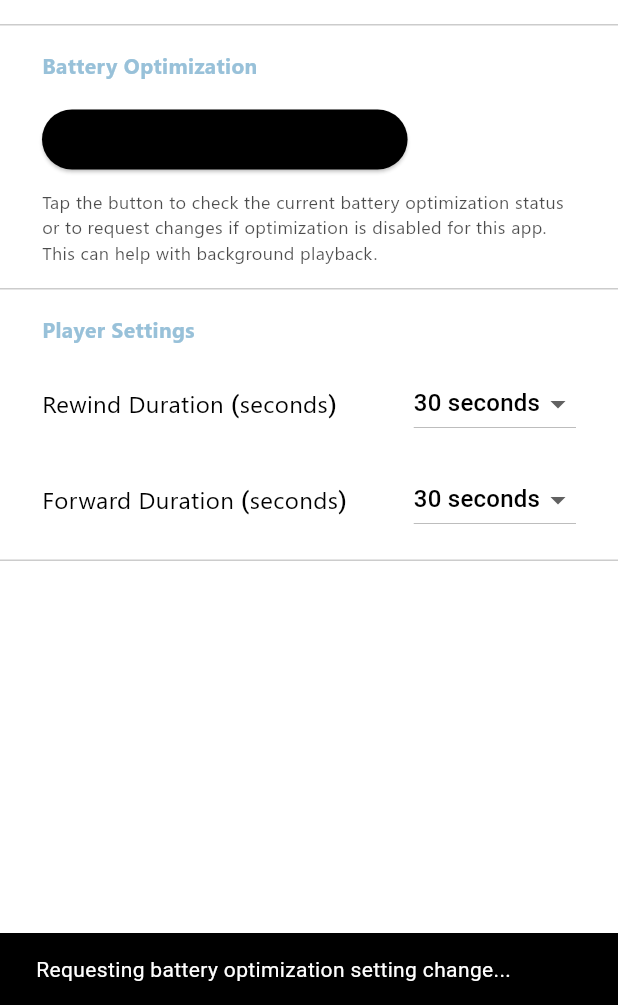
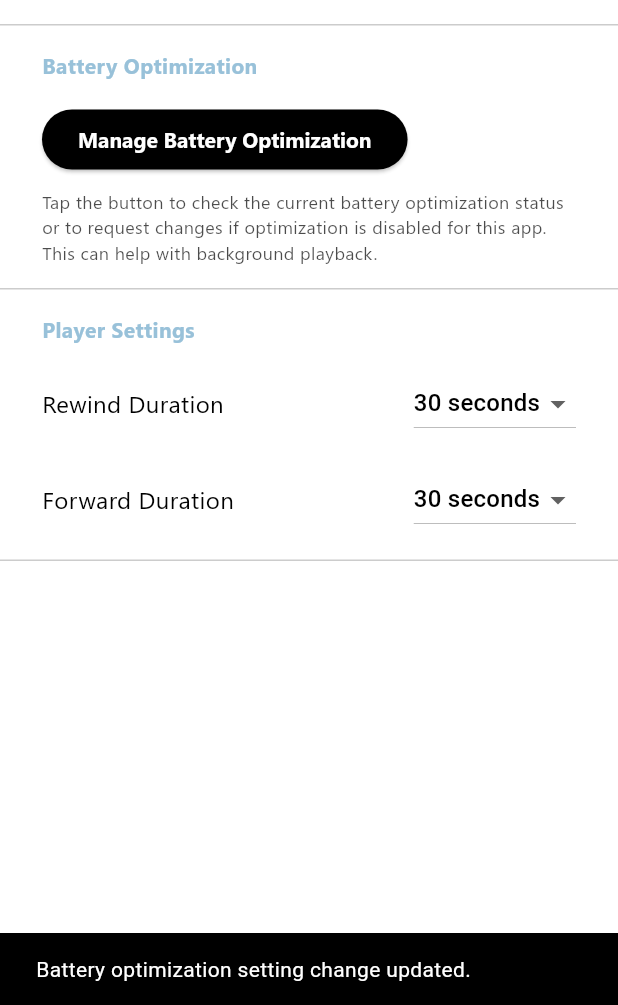
Before and after one commit to srihariash999/podboi_app, a Flutter app: the SettingsPage screen opened directly, after a tap on "Manage Battery Optimization", on a phone screen of 412 x 824 dp, the part 231-1236 px from its top. Run offline on Flutter 3.47's test engine with Material 3 defaults, Android fonts, the phone set to English and light mode, and no system bars; our stand-ins replace audio_service, cached_network_image, feather_icons, flutter_html, flutter_riverpod, flutter_slidable and 7 more; missing offline and left inert: audio_session, battery_optimizer, podcast_search; accounts and stored records are empty; statements that could not run were skipped.

```diff
--- a/lib/UI/settings_page.dart
+++ b/lib/UI/settings_page.dart
@@ -103,39 +103,34 @@ class SettingsPage extends StatelessWidget {
                 const SizedBox(height: 16.0),
                 ElevatedButton(
                   onPressed: () async {
-                    // Ensure context is valid and mounted if this page can be quickly disposed.
                     if (!Navigator.of(context).mounted) return;
 
                     try {
-                      bool isOptimized = await BatteryOptimizer.isBatteryOptimizationEnabled();
+                      BatteryOptimizer.requestDisableBatteryOptimization();
 
-                      if (!Navigator.of(context).mounted) return; // Check again after await
-
-                      if (isOptimized) {
                       ScaffoldMessenger.of(context).showSnackBar(
-                          SnackBar(content: Text('Battery optimization is already active or managed by the system.')),
+                        SnackBar(
+                          content: Text(
+                              'Battery optimization setting change updated.'),
+                        ),
                       );
-                      } else {
-                        BatteryOptimizer.requestDisableBatteryOptimization();
-                        // Optionally, inform the user that a request has been made.
-                        ScaffoldMessenger.of(context).showSnackBar(
-                          SnackBar(content: Text('Requesting battery optimization setting change...')),
-                        );
-                      }
                     } catch (e) {
-                        // Handle any errors from the BatteryOptimizer package if necessary
                       if (!Navigator.of(context).mounted) return;
                       ScaffoldMessenger.of(context).showSnackBar(
-                          SnackBar(content: Text('Could not determine battery optimization status: $e')),
+                        SnackBar(
+                            content: Text(
+                                'Could not determine battery optimization status: $e')),
                       );
                     }
                   },
                   child: Text("Manage Battery Optimization"),
                   style: ElevatedButton.styleFrom(
                     backgroundColor: Theme.of(context).colorScheme.secondary,
-                    foregroundColor: Theme.of(context).colorScheme.onSecondary,
                     textStyle: TextStyle(
-                        fontFamily: 'Segoe', fontWeight: FontWeight.w600),
+                      fontFamily: 'Segoe',
+                      fontWeight: FontWeight.w600,
+                      color: Theme.of(context).primaryColor,
+                    ),
                   ),
                 ),
                 Padding(
@@ -144,7 +139,10 @@ class SettingsPage extends StatelessWidget {
                     "Tap the button to check the current battery optimization status or to request changes if optimization is disabled for this app. This can help with background playback.",
                     style: TextStyle(
                       fontSize: 12.0,
-                      color: Theme.of(context).colorScheme.secondary.withOpacity(0.7),
+                      color: Theme.of(context)
+                          .colorScheme
+                          .secondary
+                          .withOpacityValue(0.7),
                       fontFamily: 'Segoe',
                     ),
                   ),
@@ -176,7 +174,7 @@ class SettingsPage extends StatelessWidget {
                   children: [
                     Expanded(
                       child: Text(
-                        "Rewind Duration (seconds)",
+                        "Rewind Duration",
                         style: TextStyle(
                           fontSize: 16.0,
                           fontWeight: FontWeight.w500,
@@ -198,9 +196,7 @@ class SettingsPage extends StatelessWidget {
                         }).toList(),
                         onChanged: (val) {
                           if (val != null) {
-                            ref
-                                .read(settingsController.notifier)
-                                .saveSettings(
+                            ref.read(settingsController.notifier).saveSettings(
                                   newRewindDuration: val,
                                 );
                           }
@@ -214,7 +210,7 @@ class SettingsPage extends StatelessWidget {
                   children: [
                     Expanded(
                       child: Text(
-                        "Forward Duration (seconds)",
+                        "Forward Duration",
                         style: TextStyle(
                           fontSize: 16.0,
                           fontWeight: FontWeight.w500,
@@ -236,9 +232,7 @@ class SettingsPage extends StatelessWidget {
                         }).toList(),
                         onChanged: (val) {
                           if (val != null) {
-                            ref
-                                .read(settingsController.notifier)
-                                .saveSettings(
+                            ref.read(settingsController.notifier).saveSettings(
                                   newForwardDuration: val,
                                 );
                           }
```
Also changed, not shown: lib/Controllers/audio_controller.dart (+8 -5 lines), lib/Controllers/settings_controller.dart (+8 -11 lines). Lines whose indentation alone changed are shown as unchanged.
